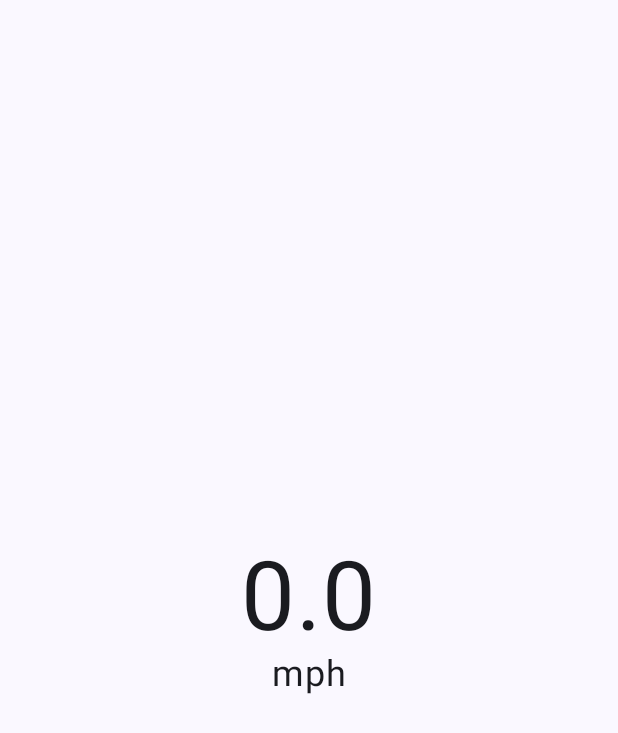
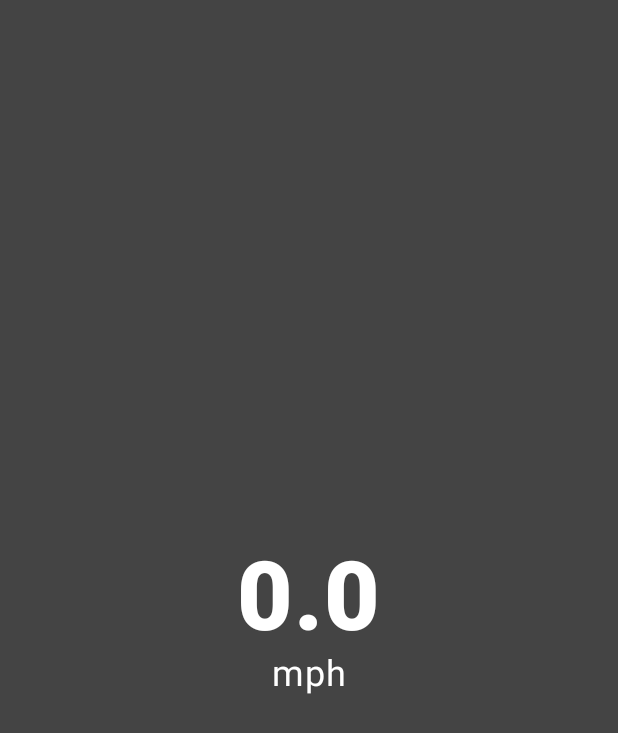
Before and after one commit to saadbruno/android-gps-speed-volume-control, an Android app built with Jetpack Compose: the screen it shows after launch (MainActivity), on a phone screen of 412 x 824 dp. Shown: the top 733 px of the screen. Run offline under Robolectric (Android 15) with nearby library versions, the phone set to English and light mode, and no system bars.

Commit message:
Organized layout functions

```diff
--- a/app/src/main/java/com/saadbruno/gpsspeedvolumecontrol/MainActivity.kt
+++ b/app/src/main/java/com/saadbruno/gpsspeedvolumecontrol/MainActivity.kt
@@ -20,7 +20,9 @@ import androidx.compose.runtime.mutableFloatStateOf
 import androidx.compose.runtime.remember
 import androidx.compose.ui.Alignment
 import androidx.compose.ui.Modifier
+import androidx.compose.ui.graphics.Color
 import androidx.compose.ui.platform.LocalContext
+import androidx.compose.ui.text.font.FontWeight
 import androidx.compose.ui.tooling.preview.Preview
 import androidx.compose.ui.unit.sp
 import androidx.core.app.ActivityCompat
@@ -37,14 +39,13 @@ class MainActivity : ComponentActivity() {
         super.onCreate(savedInstanceState)
         setContent {
             GPSSpeedVolumeControlTheme {
-                Surface(modifier = Modifier.fillMaxSize(), color = MaterialTheme.colorScheme.background) {
-                    SpeedometerScreen()
-                }
+                Speedometer()
             }
         }
         ActivityCompat.requestPermissions(this, permissions, 0)
     }
 }
+
 
 @Composable
 fun Speedometer() {
@@ -73,26 +74,30 @@ fun Speedometer() {
         // Handle permission denial
     }
 
+    SpeedometerLayout("${speed.floatValue.roundToInt() / 10.0}")
+
+}
+
+@Composable
+fun SpeedometerLayout(speed: String) {
+    Surface(modifier = Modifier.fillMaxSize(), color = Color.DarkGray) {
         Column(
             modifier = Modifier.fillMaxSize(),
             horizontalAlignment = Alignment.CenterHorizontally,
             verticalArrangement = Arrangement.Center
         ) {
             Text(
-            text = "${speed.floatValue.roundToInt() / 10.0}",
-            fontSize = 64.sp
+                text = speed,
+                fontSize = 64.sp,
+                color = Color.White,
+                fontWeight = FontWeight.Black
             )
             Text(
                 text = "mph",
-            fontSize = 24.sp
+                fontSize = 24.sp,
+                color = Color.White
             )
         }
-}
-
-@Composable
-fun SpeedometerScreen() {
-    Column {
-        Speedometer()
     }
 }
 
@@ -103,6 +108,6 @@ fun SpeedometerScreen() {
 @Composable
 fun SpeedometerPreview() {
     GPSSpeedVolumeControlTheme {
-        SpeedometerScreen()
+        SpeedometerLayout("55.5")
     }
 }
```
Lines whose indentation alone changed are shown as unchanged.
